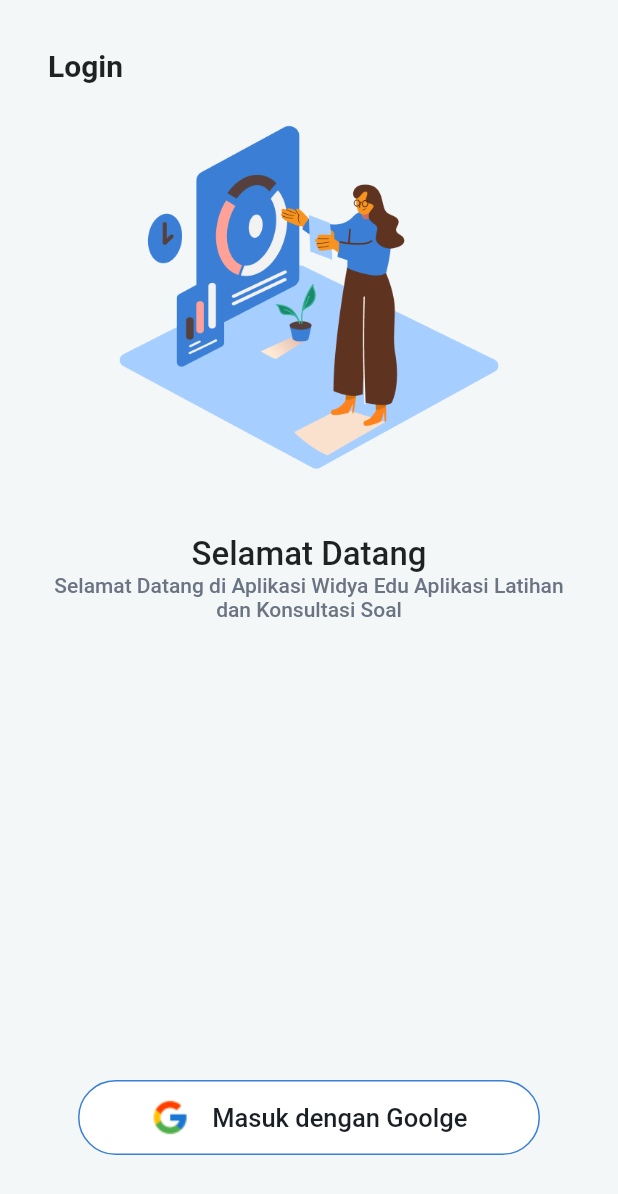
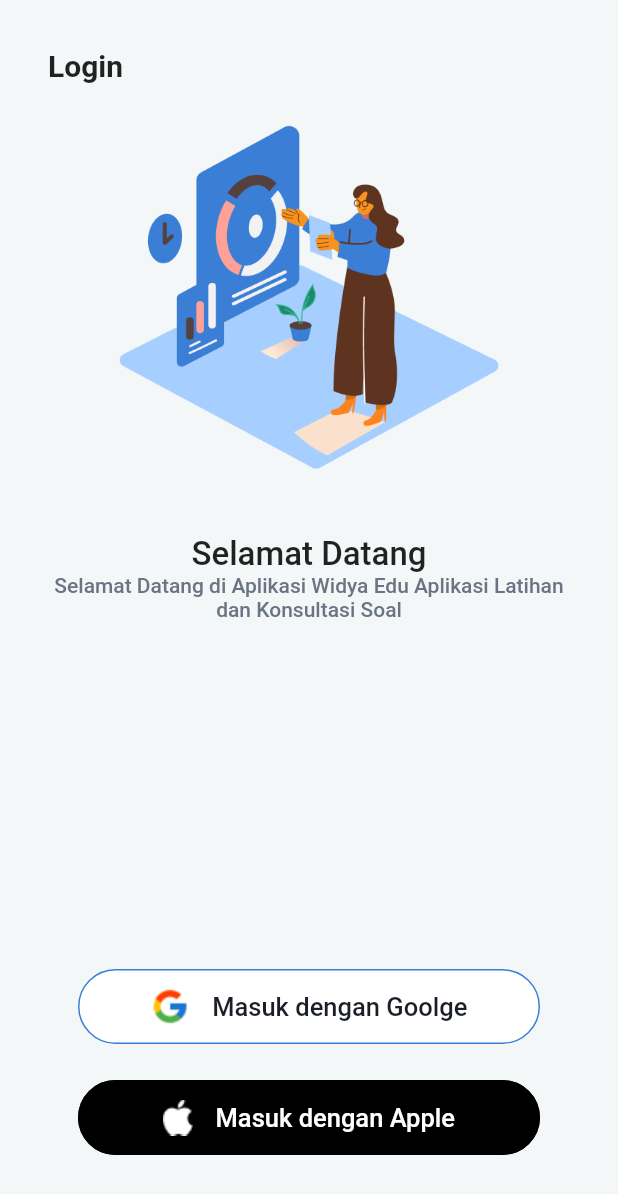
Before and after one commit to kimebmen/latihansoal, a Flutter app: the screen it shows after launch, on a phone screen of 412 x 824 dp. Shown: the top 1194 px of the screen. Run offline on Flutter 3.47's test engine with Material 2 defaults, Android fonts, the phone set to English and light mode, and no system bars.

Commit message:
editedLoginPage

```diff
--- a/lib/view/login_page.dart
+++ b/lib/view/login_page.dart
@@ -41,31 +41,13 @@ class LoginPage extends StatelessWidget {
                 style: TextStyle(
                   fontSize: 14,
                   fontWeight: FontWeight.w500,
-                    color: R.colors.greySubtitle,),
+                  color: R.colors.greySubtitle,
+                ),
               ),
               Spacer(),
-              Padding(
-                padding: const EdgeInsets.symmetric(
-                    horizontal: 20.0, vertical: 12.0),
-                child: ElevatedButton(
-                  style: ElevatedButton.styleFrom(
-                    elevation: 0,
-                    primary: Colors.white,
-                    fixedSize:
-                        Size(MediaQuery.of(context).size.width * 0.8, 50),
-                    shape: RoundedRectangleBorder(
-                      borderRadius: BorderRadius.circular(25),
-                      side: BorderSide(
-                        color: R.colors.primary,
-                        style: BorderStyle.solid,
-                        width: 1,
-                      ),
-                    ),
-                  ),
-                  onPressed: () {
-                    Navigator.of(context).push(MaterialPageRoute(
-                        builder: (context) => const RegisterPage()));
-                  },
+              ButtonLogin(
+                backgroundColor: Colors.white,
+                borderColor: R.colors.primary,
                 child: Row(
                   mainAxisAlignment: MainAxisAlignment.center,
                   children: [
@@ -82,6 +64,24 @@ class LoginPage extends StatelessWidget {
                   ],
                 ),
               ),
+              ButtonLogin(
+                backgroundColor: Colors.black,
+                borderColor: Colors.black,
+                child: Row(
+                  mainAxisAlignment: MainAxisAlignment.center,
+                  children: [
+                    Image.asset(R.assets.icApple),
+                    const SizedBox(width: 15),
+                    Text(
+                      R.strings.loginWithApple,
+                      style: TextStyle(
+                        fontSize: 17,
+                        fontWeight: FontWeight.w500,
+                        color: Colors.white,
+                      ),
+                    ),
+                  ],
+                ),
               ),
               SizedBox(height: 10),
             ],
@@ -91,3 +91,42 @@ class LoginPage extends StatelessWidget {
     );
   }
 }
+
+class ButtonLogin extends StatelessWidget {
+  const ButtonLogin({
+    Key? key,
+    required this.backgroundColor,
+    required this.child,
+    required this.borderColor,
+  }) : super(key: key);
+
+  final Color backgroundColor;
+  final Widget child;
+  final Color borderColor;
+
+  @override
+  Widget build(BuildContext context) {
+    return Padding(
+      padding: const EdgeInsets.symmetric(horizontal: 20.0, vertical: 12.0),
+      child: ElevatedButton(
+          style: ElevatedButton.styleFrom(
+            elevation: 0,
+            primary: backgroundColor,
+            fixedSize: Size(MediaQuery.of(context).size.width * 0.8, 50),
+            shape: RoundedRectangleBorder(
+              borderRadius: BorderRadius.circular(25),
+              side: BorderSide(
+                color: borderColor,
+                style: BorderStyle.solid,
+                width: 1,
+              ),
+            ),
+          ),
+          onPressed: () {
+            Navigator.of(context).push(
+                MaterialPageRoute(builder: (context) => const RegisterPage()));
+          },
+          child: child),
+    );
+  }
+}
```
Lines whose indentation alone changed are shown as unchanged.
